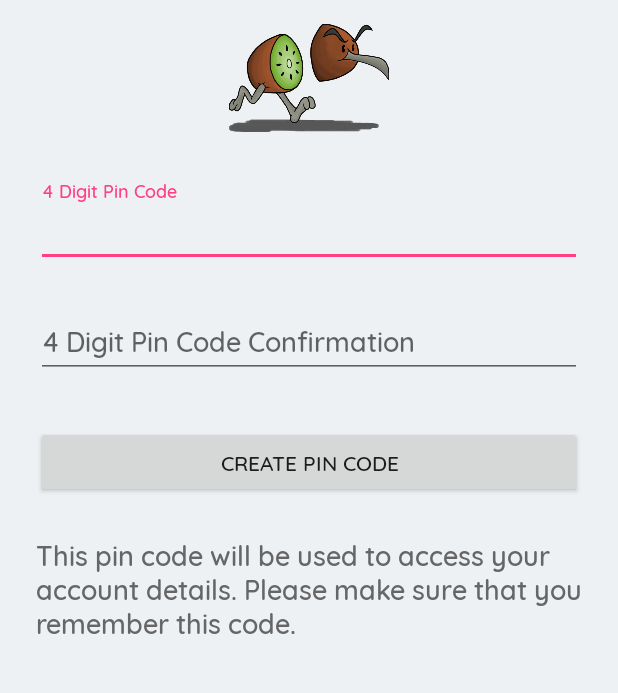
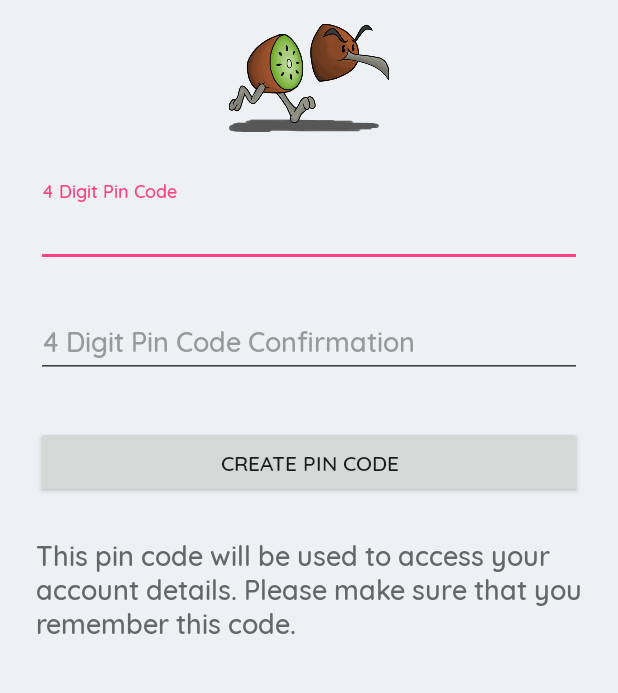
Before and after one commit to robertyano/password_secure_kiwi, an Android app: the screen it shows after launch (SignupActivity), on a phone screen of 412 x 824 dp, the part 124-817 px from its top. Run offline under Robolectric (Android 15) with nearby library versions, the phone set to English and light mode, and no system bars.

Commit message:
Refactored code to add DayNight mode + cleaned up hardcoded UI values

```diff
--- a/app/src/main/res/layout/account_editor.xml
+++ b/app/src/main/res/layout/account_editor.xml
@@ -71,7 +71,8 @@
                 android:nextFocusDown="@id/editUserName"
                 android:paddingBottom="@dimen/half_dim"
                 android:paddingTop="@dimen/half_dim"
-                android:textSize="@dimen/text_size_m" />
+                android:textSize="@dimen/text_size_m"
+                />
 
         </com.google.android.material.textfield.TextInputLayout>
 
@@ -217,7 +218,7 @@
             app:layout_constraintEnd_toEndOf="parent"
             app:layout_constraintTop_toBottomOf="@+id/account_notes"
 
-            android:textColor="@android:color/black"
+            android:textColor="@color/darkTextColor"
             android:layout_marginRight="@dimen/base_dim" />
 
         <androidx.constraintlayout.widget.Barrier
--- a/app/src/main/res/layout/account_export.xml
+++ b/app/src/main/res/layout/account_export.xml
@@ -68,7 +68,7 @@
             app:layout_constraintBottom_toBottomOf="parent"
             app:layout_constraintEnd_toEndOf="parent"
             android:text="@string/btn_download_csv"
-            android:textColor="@android:color/white"
+            android:textColor="@color/lightTextColor"
 
             />
 
--- a/app/src/main/res/layout/account_import.xml
+++ b/app/src/main/res/layout/account_import.xml
@@ -34,6 +34,7 @@
             android:id="@+id/import_step_1"
             android:layout_width="match_parent"
             android:layout_height="wrap_content"
+            android:textColor="@color/darkTextColor"
             app:layout_constraintStart_toStartOf="parent"
             app:layout_constraintTop_toBottomOf="@id/import_accounts_intro"
             android:layout_marginTop="@dimen/double_dim"
@@ -47,6 +48,7 @@
             android:layout_width="@dimen/edit_btn_size_length"
             android:layout_height="@dimen/edit_btn_size_width"
             android:background="@android:color/white"
+            android:textColor="@color/darkTextColor"
             app:layout_constraintTop_toBottomOf="@id/import_step_1"
             app:layout_constraintStart_toStartOf="parent"
             android:layout_marginTop="@dimen/base_dim"
@@ -58,6 +60,7 @@
             android:id="@+id/file_attached"
             android:layout_width="0dp"
             android:layout_height="@dimen/edit_btn_size_width"
+            android:textColor="@color/darkTextColor"
             app:layout_constraintStart_toEndOf="@id/btn_attach_file"
             app:layout_constraintTop_toBottomOf="@id/import_step_1"
             app:layout_constraintEnd_toEndOf="@id/import_step_1"
@@ -73,6 +76,7 @@
             android:id="@+id/import_step_2"
             android:layout_width="wrap_content"
             android:layout_height="wrap_content"
+            android:textColor="@color/darkTextColor"
             app:layout_constraintStart_toStartOf="parent"
             app:layout_constraintTop_toBottomOf="@+id/btn_attach_file"
             android:layout_marginLeft="@dimen/base_dim"
@@ -92,7 +96,7 @@
             app:layout_constraintTop_toBottomOf="@id/import_step_2"
             android:layout_marginLeft="@dimen/base_dim"
             android:text="@string/btn_import_csv"
-            android:textColor="@android:color/white"
+            android:textColor="@color/lightTextColor"
 
             />
 
--- a/app/src/main/res/layout/account_main.xml
+++ b/app/src/main/res/layout/account_main.xml
@@ -75,7 +75,7 @@
                 android:paddingStart="@dimen/base_dim"
                 android:paddingTop="@dimen/half_dim"
                 android:text="@string/order_by_toolbar_results_found"
-                android:textColor="@android:color/white"
+                android:textColor="@color/lightTextColor"
                 android:layout_marginRight="@dimen/base_dim"
                 />
 
--- a/app/src/main/res/layout/activity_signup.xml
+++ b/app/src/main/res/layout/activity_signup.xml
@@ -1,11 +1,11 @@
 <?xml version="1.0" encoding="utf-8"?>
-<ScrollView
-    xmlns:android="http://schemas.android.com/apk/res/android"
+<ScrollView xmlns:android="http://schemas.android.com/apk/res/android"
     xmlns:tools="http://schemas.android.com/tools"
     android:layout_width="fill_parent"
     android:layout_height="fill_parent"
+    xmlns:app="http://schemas.android.com/apk/res-auto"
     android:fitsSystemWindows="true"
-    tools:context="com.ray.android.passwordsecurekiwi.SignupActivity" >
+    tools:context="com.ray.android.passwordsecurekiwi.SignupActivity">
 
     <LinearLayout
         android:orientation="vertical"
@@ -36,7 +36,9 @@
             android:layout_width="match_parent"
             android:layout_height="wrap_content"
             android:layout_marginTop="8dp"
-            android:layout_marginBottom="8dp">
+            android:layout_marginBottom="8dp"
+            android:textColorHint="@color/mediumTextColor"
+            >
 
             <EditText android:id="@+id/input_pin_code"
                 android:layout_width="match_parent"
@@ -44,7 +46,10 @@
                 android:password="true"
                 android:inputType="phone"
                 android:hint="@string/digit_pin_4"
-                android:maxLength="4"/>
+                android:maxLength="4"
+                android:textColor="@color/darkTextColor"
+                app:backgroundTint="@color/cardview_dark_background"
+                android:backgroundTint="@color/cardview_dark_background"/>
         </com.google.android.material.textfield.TextInputLayout>
 
         <!-- Pin Code Confirmation Label -->
@@ -54,7 +59,9 @@
             android:layout_width="match_parent"
             android:layout_height="wrap_content"
             android:layout_marginTop="8dp"
-            android:layout_marginBottom="8dp">
+            android:layout_marginBottom="8dp"
+            android:textColorHint="@color/mediumTextColor"
+             >
 
             <EditText
                 android:id="@+id/input_pin_code_confirmation"
@@ -64,6 +71,9 @@
                 android:password="true"
                 android:inputType="phone"
                 android:maxLength="4"
+                android:textColor="@color/darkTextColor"
+                app:backgroundTint="@color/cardview_dark_background"
+                android:backgroundTint="@color/cardview_dark_background"
                 />
         </com.google.android.material.textfield.TextInputLayout>
 
--- /dev/null
+++ b/app/src/main/res/values-night/colors.xml
@@ -0,0 +1,2 @@
+<?xml version="1.0" encoding="utf-8"?>
+<resources></resources>
--- a/app/src/main/res/values-v16/styles.xml
+++ b/app/src/main/res/values-v16/styles.xml
@@ -17,7 +17,7 @@
     </style>
 
     <!-- Base application theme -->
-    <style name="Base.Theme.TransparentAppBar" parent="Theme.AppCompat.Light.NoActionBar">
+    <style name="Base.Theme.TransparentAppBar" parent="Theme.AppCompat.DayNight.NoActionBar">
         <item name="colorPrimary">@color/colorPrimary</item>
         <item name="colorPrimaryDark">@color/colorPrimaryDark</item>
         <item name="colorAccent">@color/colorAccent</item>
--- a/app/src/main/res/values/colors.xml
+++ b/app/src/main/res/values/colors.xml
@@ -35,7 +35,7 @@
     <color name="mediumTextColor">#999999</color>
 
     <!-- Text color light -->
-    <color name="lightTextColor">#CCCCCC</color>
+    <color name="lightTextColor">#FFFFFF</color>
 
     <!-- FAB button color -->
     <color name="colorFabButton">#FF4081</color>
--- a/app/src/main/res/values/styles.xml
+++ b/app/src/main/res/values/styles.xml
@@ -15,7 +15,11 @@
     <style name="Theme.TransparentAppBar" parent="Base.Theme.TransparentAppBar">
         <item name="android:windowDrawsSystemBarBackgrounds" tools:targetApi="lollipop">true</item>
         <item name="android:statusBarColor" tools:targetApi="lollipop">@android:color/transparent</item>
+        <item name="android:textColorHint">@color/mediumTextColor</item>
     </style>
+
+
+
 
     <!-- Main Activity theme -->
     <style name="Base.Theme.TransparentAppBar" parent="Theme.AppCompat.NoActionBar">
@@ -23,6 +27,10 @@
         <item name="colorPrimaryDark">@color/colorPrimaryDark</item>
         <item name="colorAccent">@color/colorAccent</item>
         <item name="android:windowBackground">@color/offWhiteColor</item>
+        <item name="android:textColorHint">@color/mediumTextColor</item>
+        <item name="colorControlNormal">@color/mediumTextColor</item>
+        <item name="colorControlHighlight">@color/mediumTextColor</item>
+        <item name="colorControlActivated">@color/mediumTextColor</item>
         <item name="android:fontFamily" tools:targetApi="jelly_bean">@font/quicksand</item>
         <!-- fontFamily: target android sdk versions < 26 and > 14 if theme other than AppCompat -->
         <item name="fontFamily">@font/quicksand</item>
@@ -36,12 +44,13 @@
     </style>
 
     <!-- Theme of the editor and any activity requiring an action bar -->
-    <style name="ActionBarTheme" parent="Theme.AppCompat.Light.DarkActionBar">
+    <style name="ActionBarTheme" parent="Theme.AppCompat.DayNight.DarkActionBar">
         <item name="android:windowBackground">@color/offWhiteColor</item>
         <item name="android:statusBarColor" tools:targetApi="lollipop">@color/colorPrimaryDark</item>
         <item name="colorPrimary">@color/colorPrimary</item>
         <item name="colorPrimaryDark">@color/colorPrimaryDark</item>
         <item name="colorAccent">@color/colorAccent</item>
+        <item name="android:textColorHint">@color/semiTransparentBlack</item>
         <item name="android:fontFamily" tools:targetApi="jelly_bean">@font/quicksand_medium</item>
         <!-- fontFamily: target android sdk versions < 26 and > 14 if theme other than AppCompat -->
         <item name="fontFamily">@font/quicksand_medium</item>
@@ -105,11 +114,12 @@
     </style>
 
     <!-- Style for an EditText field in the editor -->
-    <style name="EditorFieldStyle">
+    <style name="EditorFieldStyle" >
         <item name="android:layout_height">@dimen/widest_dim</item>
         <item name="android:layout_width">match_parent</item>
         <item name="android:textAppearance">?android:textAppearance</item>
         <item name="android:textColor">@color/darkTextColor</item>
+        <item name="android:textColorHint">@color/cardview_light_background</item>
         <item name="android:paddingStart" tools:targetApi="jelly_bean_mr1">@dimen/half_dim</item>
         <item name="android:paddingEnd" tools:targetApi="jelly_bean_mr1">@dimen/half_dim</item>
         <item name="android:paddingTop">@dimen/quarter_dim</item>
@@ -117,6 +127,10 @@
         <item name="android:gravity">center_vertical</item>
         <item name="android:background">@drawable/edittext_bg</item>
     </style>
+
+
+
+
 
     <!-- Style for required field asterisk -->
     <style name="AsteriskStyle">
@@ -147,12 +161,13 @@
 
 
     <!-- Settings Preferences Text Style -->
-    <style name="SettingsFragmentTheme" parent="Theme.AppCompat.Light.DarkActionBar">
+    <style name="SettingsFragmentTheme" parent="Theme.AppCompat.DayNight.DarkActionBar">
         <item name="colorPrimary">@color/colorPrimary</item>
         <item name="colorPrimaryDark">@color/colorPrimaryDark</item>
         <item name="colorAccent">@color/colorPrimaryDark</item>
         <item name="android:windowBackground">@color/colorSecondary</item>
         <item name="android:textColorPrimary">@android:color/white</item>
+        <item name="android:textColorHint">@color/cardview_light_background</item>
         <item name="android:textColorSecondary">@color/colorPrimary</item>
         <item name="android:textSize">@dimen/text_size_m</item>
         <item name="fontFamily">@font/quicksand_medium</item>
```
Also changed, not shown: app/src/main/res/layout/activity_login.xml (+8 -2 lines).
